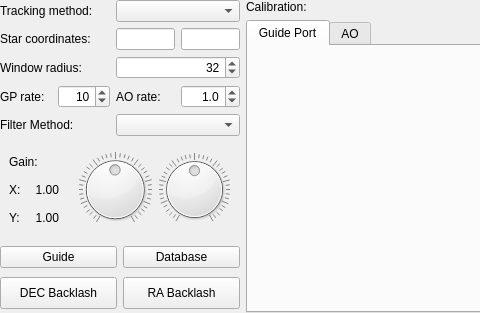
AndreasFMueller/AstroPhotography, file gui/snowgui/icegui/guidercontrollerwidget.ui: the form before one commit; both pictures show x 0 to 480 and y 0 to 313 of the 932 by 313 pixel window.
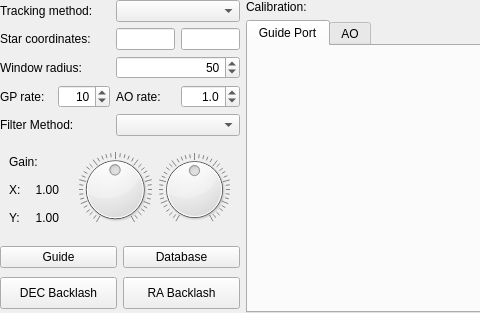
The form after the commit. Custom widgets are drawn as their Qt base class.

```diff
--- a/gui/snowgui/icegui/guidercontrollerwidget.ui
+++ b/gui/snowgui/icegui/guidercontrollerwidget.ui
@@ -122,25 +122,6 @@
         </property>
        </widget>
       </item>
-      <item row="2" column="2" colspan="2">
-       <widget class="snowgui::LogSpinBox" name="windowradiusSpinBox">
-        <property name="alignment">
-         <set>Qt::AlignRight|Qt::AlignTrailing|Qt::AlignVCenter</set>
-        </property>
-        <property name="decimals">
-         <number>0</number>
-        </property>
-        <property name="minimum">
-         <double>16.000000000000000</double>
-        </property>
-        <property name="maximum">
-         <double>10000.000000000000000</double>
-        </property>
-        <property name="value">
-         <double>32.000000000000000</double>
-        </property>
-       </widget>
-      </item>
       <item row="3" column="1">
        <widget class="QDoubleSpinBox" name="gpupdateintervalSpinBox">
         <property name="alignment">
@@ -361,6 +342,25 @@
         </layout>
        </widget>
       </item>
+      <item row="2" column="2" colspan="2">
+       <widget class="QSpinBox" name="windowradiusSpinBox">
+        <property name="alignment">
+         <set>Qt::AlignRight|Qt::AlignTrailing|Qt::AlignVCenter</set>
+        </property>
+        <property name="minimum">
+         <number>30</number>
+        </property>
+        <property name="maximum">
+         <number>300</number>
+        </property>
+        <property name="singleStep">
+         <number>10</number>
+        </property>
+        <property name="value">
+         <number>50</number>
+        </property>
+       </widget>
+      </item>
      </layout>
     </widget>
    </item>
@@ -586,11 +586,6 @@
   </layout>
  </widget>
  <customwidgets>
-  <customwidget>
-   <class>snowgui::LogSpinBox</class>
-   <extends>QDoubleSpinBox</extends>
-   <header location="global">LogSpinBox.h</header>
-  </customwidget>
   <customwidget>
    <class>snowgui::calibrationwidget</class>
    <extends>QWidget</extends>
```
Left out of the diff: 2 changed lines with no effect on the pictures.
